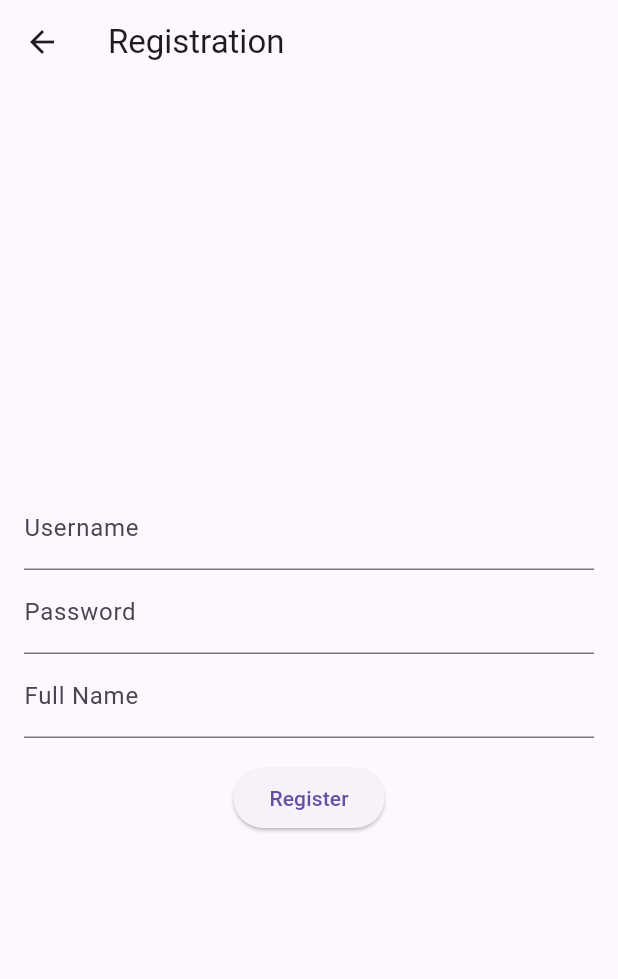
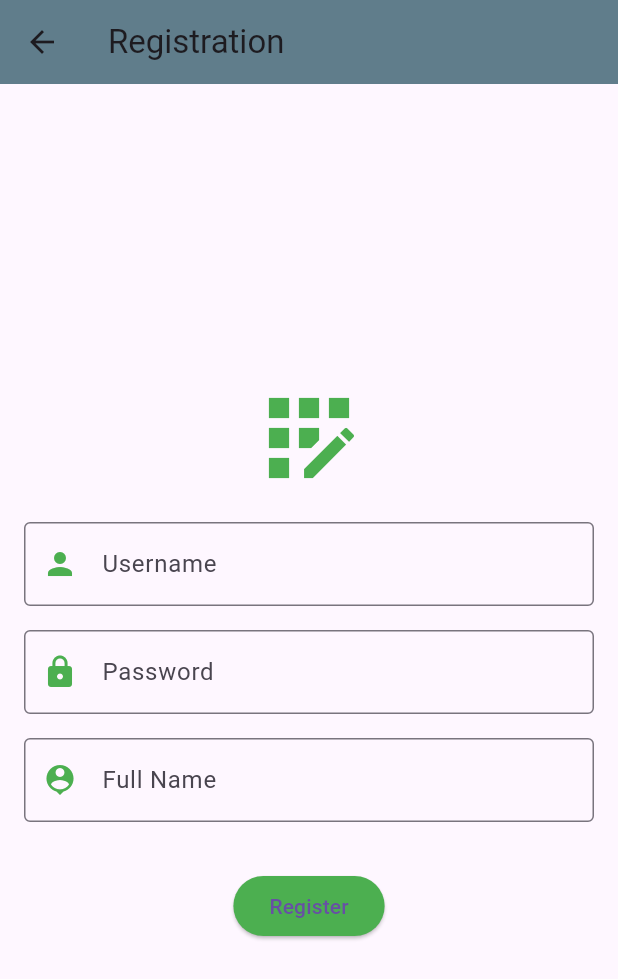
Before and after one commit to uma1803/lab11_2, a Flutter app: the screen it shows after launch, after a tap on "Sign Up", on a phone screen of 412 x 824 dp. Shown: the top 979 px of the screen. Run offline on Flutter 3.47's test engine with Material 3 defaults, Android fonts, the phone set to English and light mode, and no system bars; our stand-ins replace cloud_firestore, firebase_auth, firebase_core; accounts and stored records are empty; network calls fail.

Commit message:
Update main.dart

```diff
--- a/lib/main.dart
+++ b/lib/main.dart
@@ -2,9 +2,7 @@ import 'package:flutter/material.dart';
 import 'package:firebase_core/firebase_core.dart';
 import 'package:firebase_auth/firebase_auth.dart';
 import 'package:cloud_firestore/cloud_firestore.dart';
-
-
-import 'firebase_options.dart';
+import 'package:lab11_2/firebase_options.dart';
 
 Future<void> main() async {
   WidgetsFlutterBinding.ensureInitialized();
@@ -13,11 +11,15 @@ Future<void> main() async {
 }
 
 class MyApp extends StatelessWidget {
-  const MyApp({super.key});
+  const MyApp({Key? key}) : super(key: key);
 
   @override
   Widget build(BuildContext context) {
     return MaterialApp(
+      theme: ThemeData(
+        primarySwatch: Colors.blue,
+        visualDensity: VisualDensity.adaptivePlatformDensity,
+      ),
       home: LoginScreen(),
     );
   }
@@ -27,36 +29,48 @@ class LoginScreen extends StatelessWidget {
   final TextEditingController usernameController = TextEditingController();
   final TextEditingController passwordController = TextEditingController();
 
-  LoginScreen({super.key});
+  LoginScreen({Key? key}) : super(key: key);
 
   @override
   Widget build(BuildContext context) {
     return Scaffold(
       appBar: AppBar(
         title: const Text("Login"),
+        backgroundColor: Colors.blueGrey,
       ),
       body: Padding(
         padding: const EdgeInsets.all(16.0),
         child: Column(
           mainAxisAlignment: MainAxisAlignment.center,
           children: [
-            const Icon(Icons.person, size: 50.0),
+            const Icon(Icons.login, size: 80.0, color: Colors.blue),
+            const SizedBox(height: 16.0),
             TextField(
               controller: usernameController,
-              decoration: const InputDecoration(labelText: "Username"),
+              decoration: InputDecoration(
+                labelText: "Username",
+                border: OutlineInputBorder(),
+                prefixIcon: Icon(Icons.person, color: Colors.blue),
+              ),
             ),
+            const SizedBox(height: 16.0),
             TextField(
               controller: passwordController,
               obscureText: true,
-              decoration: const InputDecoration(labelText: "Password"),
+              decoration: InputDecoration(
+                labelText: "Password",
+                border: OutlineInputBorder(),
+                prefixIcon: Icon(Icons.lock, color: Colors.blue),
+              ),
             ),
-            const SizedBox(height: 16.0),
+            const SizedBox(height: 32.0),
             Row(
               mainAxisAlignment: MainAxisAlignment.spaceAround,
               children: [
                 ElevatedButton(
                   onPressed: () => _signIn(context),
                   child: const Text("Sign In"),
+                  style: ElevatedButton.styleFrom(primary: Colors.blue),
                 ),
                 ElevatedButton(
                   onPressed: () => Navigator.push(
@@ -64,6 +78,7 @@ class LoginScreen extends StatelessWidget {
                     MaterialPageRoute(builder: (context) => RegistrationScreen()),
                   ),
                   child: const Text("Sign Up"),
+                  style: ElevatedButton.styleFrom(primary: Colors.green),
                 ),
               ],
             ),
@@ -95,42 +110,62 @@ class RegistrationScreen extends StatelessWidget {
   final TextEditingController passwordController = TextEditingController();
   final TextEditingController fullNameController = TextEditingController();
 
-  RegistrationScreen({super.key});
+  RegistrationScreen({Key? key}) : super(key: key);
+
 
   @override
   Widget build(BuildContext context) {
     return Scaffold(
       appBar: AppBar(
         title: const Text("Registration"),
+        backgroundColor: Colors.blueGrey,
       ),
       body: Padding(
         padding: const EdgeInsets.all(16.0),
         child: Column(
           mainAxisAlignment: MainAxisAlignment.center,
           children: [
+            const Icon(Icons.app_registration, size: 80.0, color: Colors.green),
+            const SizedBox(height: 16.0),
             TextField(
               controller: usernameController,
-              decoration: const InputDecoration(labelText: "Username"),
+              decoration: InputDecoration(
+                labelText: "Username",
+                border: OutlineInputBorder(),
+                prefixIcon: Icon(Icons.person, color: Colors.green),
+              ),
             ),
+            const SizedBox(height: 16.0),
             TextField(
               controller: passwordController,
               obscureText: true,
-              decoration: const InputDecoration(labelText: "Password"),
+              decoration: InputDecoration(
+                labelText: "Password",
+                border: OutlineInputBorder(),
+                prefixIcon: Icon(Icons.lock, color: Colors.green),
+              ),
             ),
+            const SizedBox(height: 16.0),
             TextField(
               controller: fullNameController,
-              decoration: const InputDecoration(labelText: "Full Name"),
+              decoration: InputDecoration(
+                labelText: "Full Name",
+                border: OutlineInputBorder(),
+                prefixIcon: Icon(Icons.person_pin, color: Colors.green),
+              ),
             ),
-            const SizedBox(height: 16.0),
+            const SizedBox(height: 32.0),
             ElevatedButton(
               onPressed: () => _register(context),
               child: const Text("Register"),
+              style: ElevatedButton.styleFrom(primary: Colors.green),
             ),
           ],
         ),
       ),
     );
   }
+
 
   Future<void> _register(BuildContext context) async {
     try {
@@ -155,24 +190,20 @@ class RegistrationScreen extends StatelessWidget {
   }
 }
 
+
 class MainPage extends StatelessWidget {
-  final String userEmail;
+  final String email;
 
-  const MainPage(this.userEmail, {super.key});
+  MainPage(this.email);
 
   @override
   Widget build(BuildContext context) {
     return Scaffold(
       appBar: AppBar(
-        title: const Text("Main Page"),
+        title: Text('Welcome $email'),
       ),
       body: Center(
-        child: Column(
-          mainAxisAlignment: MainAxisAlignment.center,
-          children: [
-            Text("Welcome, $userEmail!"),
-          ],
-        ),
+        child: Text('Main Page'),
       ),
     );
   }
```
